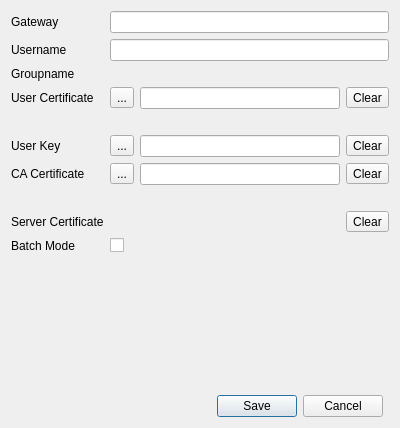
The window that editdialog.ui (openconnect/openconnect-gui) describes before a commit, drawn with Qt 5.
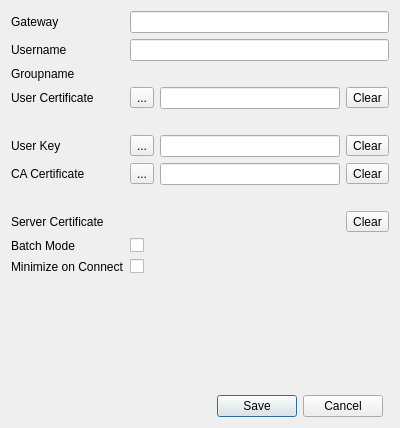
The same window after the commit. Icons and pictures are not drawn.

Commit message: added option minimize on connect

Diff of the .ui file:
```diff
--- a/editdialog.ui
+++ b/editdialog.ui
@@ -228,6 +228,20 @@
        </property>
       </widget>
      </item>
+     <item row="15" column="0">
+      <widget class="QLabel" name="label_8">
+       <property name="text">
+        <string>Minimize on Connect</string>
+       </property>
+      </widget>
+     </item>
+     <item row="15" column="1">
+      <widget class="QCheckBox" name="minimizeBox">
+       <property name="text">
+        <string/>
+       </property>
+      </widget>
+     </item>
     </layout>
    </item>
    <item row="1" column="0">
```
The commit also changes 6 other files.
